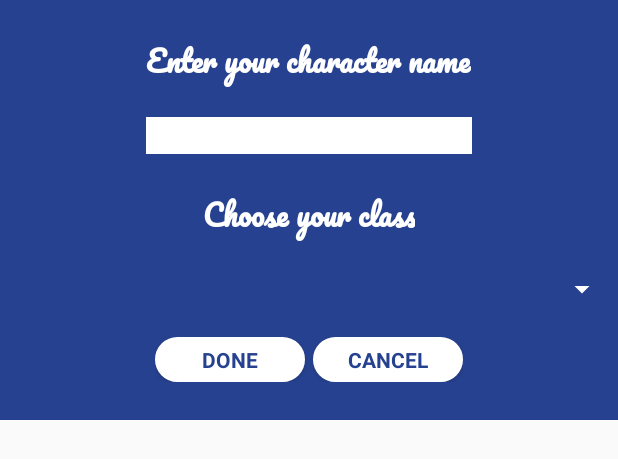
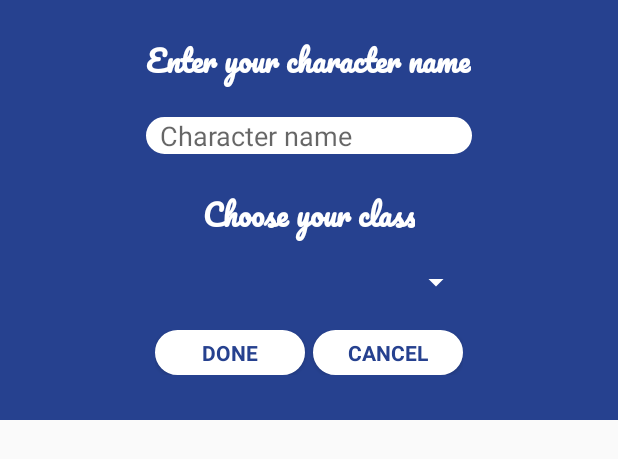
Before and after one commit to Lodenou/MyFirstLittleGame, an Android app: the layout dialog_box.xml on its own in the app's theme, with its tools: preview values and no code run, on a phone screen of 412 x 824 dp. Shown: the top 459 px of the screen. Run offline under Robolectric (Android 15) with nearby library versions, the phone set to English and light mode, and no system bars.

Commit message:
Layout update

```diff
--- a/app/src/main/AndroidManifest.xml
+++ b/app/src/main/AndroidManifest.xml
@@ -22,6 +22,7 @@
                 <category android:name="android.intent.category.LAUNCHER" />
             </intent-filter>
         </activity>
+        <activity android:name=".GameActivity" />
     </application>
 
 </manifest>
--- a/app/src/main/res/layout/contact_spinner_row_nothing_selected.xml
+++ b/app/src/main/res/layout/contact_spinner_row_nothing_selected.xml
@@ -6,6 +6,7 @@
     android:layout_width="match_parent"
     android:layout_height="wrap_content"
     android:ellipsize="marquee"
+    android:textAlignment="center"
     android:textSize="18sp"
-    android:textColor="#808080"
-    android:text="[Selectionnez une classe]" />
+    android:textColor="#ffffff"
+    android:text="@string/select_a_class" />
--- a/app/src/main/res/layout/dialog_box.xml
+++ b/app/src/main/res/layout/dialog_box.xml
@@ -1,6 +1,7 @@
 <?xml version="1.0" encoding="utf-8"?>
 <LinearLayout
     xmlns:android="http://schemas.android.com/apk/res/android"
+    android:id="@+id/dialog_alert_linear"
     android:layout_width="fill_parent"
     android:layout_height="280dp"
     android:background="#26418f"
@@ -21,12 +22,18 @@
         android:textStyle="bold"/>
 
     <EditText
-        android:id="@+id/edit_text-dialog"
+        android:id="@+id/edit_text_dialog"
         android:layout_width="217dp"
         android:layout_height="wrap_content"
+        android:includeFontPadding="true"
+        android:paddingStart="9dp"
+        android:paddingEnd="9dp"
+        android:maxLength="11"
+        android:digits="abcdefghijklmnopqrstuvwxyzABCDEFGHIJKLMNOPQRSTUVWXYZ"
+        android:background="@drawable/rounded_button"
         android:layout_marginTop="20dp"
         android:layout_gravity="center"
-        android:background="#ffffff"
+        android:hint="Character name"
         android:backgroundTint="#ffffff">
     </EditText>
 
@@ -44,12 +51,15 @@
 
     <Spinner
         android:id="@+id/spinner"
-        android:layout_width="match_parent"
+        android:layout_width="217dp"
         android:layout_height="wrap_content"
         android:layout_gravity="center"
-        android:layout_marginTop="20dp"
+        android:layout_marginTop="15dp"
+        android:foregroundTint="#ffffff"
         android:backgroundTint="#ffffff"
         android:popupBackground="#ffffff"
+        android:layout_marginLeft="25dp"
+        android:layout_marginRight="25dp"
         >
     </Spinner>
 
--- a/app/src/main/res/values/strings.xml
+++ b/app/src/main/res/values/strings.xml
@@ -9,4 +9,5 @@
     <string name="done">Done</string>
     <string name="cancel">Cancel</string>
     <string name="choisissez_votre_classe">Choose your class</string>
+    <string name="select_a_class">[Select a class]</string>
 </resources>
```
Also changed, not shown: app/src/main/res/layout/item_spinner.xml (added, +13 -0 lines).
